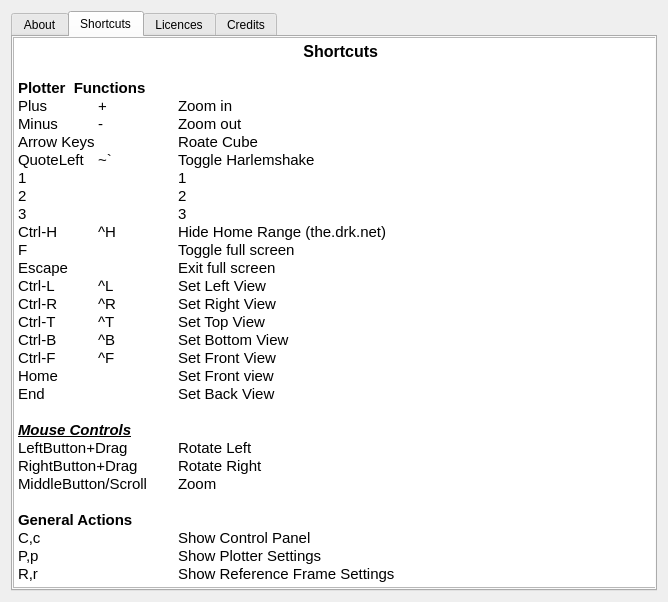
Old version of the form src/aboutdialog.ui in the repository yestinj/inetvis.
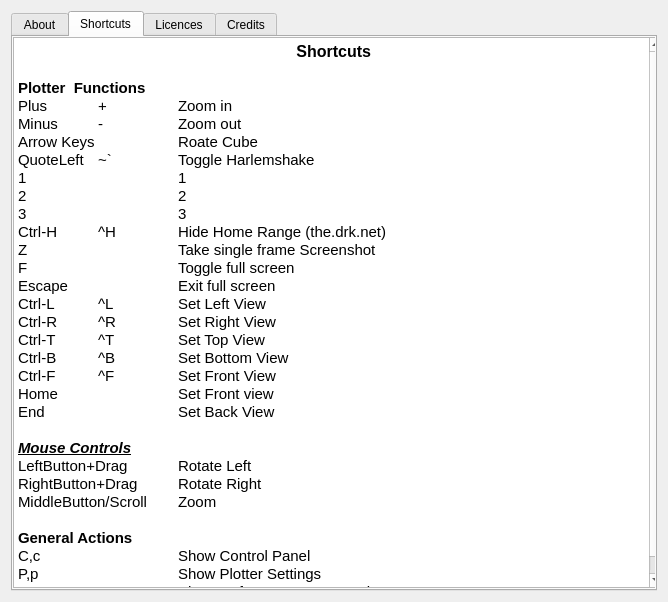
New version of the form. The open tabs and pages were chosen to show the change.

Commit message: Added Z key to dump single screenshot

```diff
--- a/src/aboutdialog.ui
+++ b/src/aboutdialog.ui
@@ -90,6 +90,7 @@
 &lt;p style=&quot; margin-top:0px; margin-bottom:0px; margin-left:0px; margin-right:0px; -qt-block-indent:0; text-indent:0px;&quot;&gt;2		2&lt;/p&gt;
 &lt;p style=&quot; margin-top:0px; margin-bottom:0px; margin-left:0px; margin-right:0px; -qt-block-indent:0; text-indent:0px;&quot;&gt;3		3&lt;/p&gt;
 &lt;p style=&quot; margin-top:0px; margin-bottom:0px; margin-left:0px; margin-right:0px; -qt-block-indent:0; text-indent:0px;&quot;&gt;Ctrl-H	^H	Hide Home Range (the.drk.net)&lt;/p&gt;
+&lt;p style=&quot; margin-top:0px; margin-bottom:0px; margin-left:0px; margin-right:0px; -qt-block-indent:0; text-indent:0px;&quot;&gt;Z		Take single frame Screenshot&lt;/p&gt;
 &lt;p style=&quot; margin-top:0px; margin-bottom:0px; margin-left:0px; margin-right:0px; -qt-block-indent:0; text-indent:0px;&quot;&gt;F	 	Toggle full screen&lt;/p&gt;
 &lt;p style=&quot; margin-top:0px; margin-bottom:0px; margin-left:0px; margin-right:0px; -qt-block-indent:0; text-indent:0px;&quot;&gt;Escape		Exit full screen&lt;/p&gt;
 &lt;p style=&quot; margin-top:0px; margin-bottom:0px; margin-left:0px; margin-right:0px; -qt-block-indent:0; text-indent:0px;&quot;&gt;Ctrl-L	^L	Set Left View&lt;/p&gt;
```
